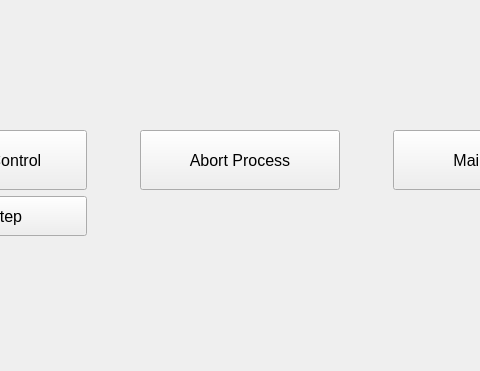
Old version of the form autobrewer/GUI/UI Files/ProcessStatus.ui in the repository drmwve/Capstone-Project; both pictures show x 272 to 752 and y 229 to 600 of the 1024 by 600 pixel window.
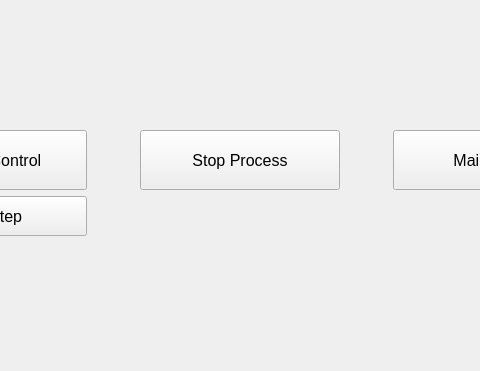
New version of the form.

Commit message: Renaming abort process across ProcessStatus files.

Diff of the .ui file:
```diff
--- a/autobrewer/GUI/UI Files/ProcessStatus.ui
+++ b/autobrewer/GUI/UI Files/ProcessStatus.ui
@@ -78,7 +78,7 @@
         </font>
        </property>
        <property name="text">
-        <string>Abort Process</string>
+        <string>Stop Process</string>
        </property>
       </widget>
      </item>
```
Left out of the diff: 2 changed lines with no effect on the pictures. The commit also changes 2 other files.
